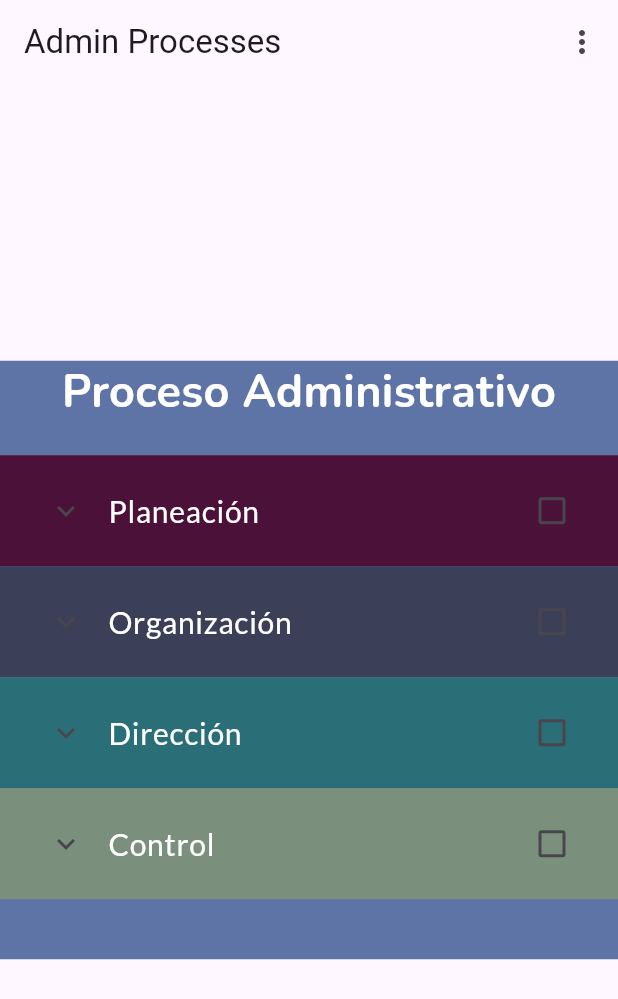
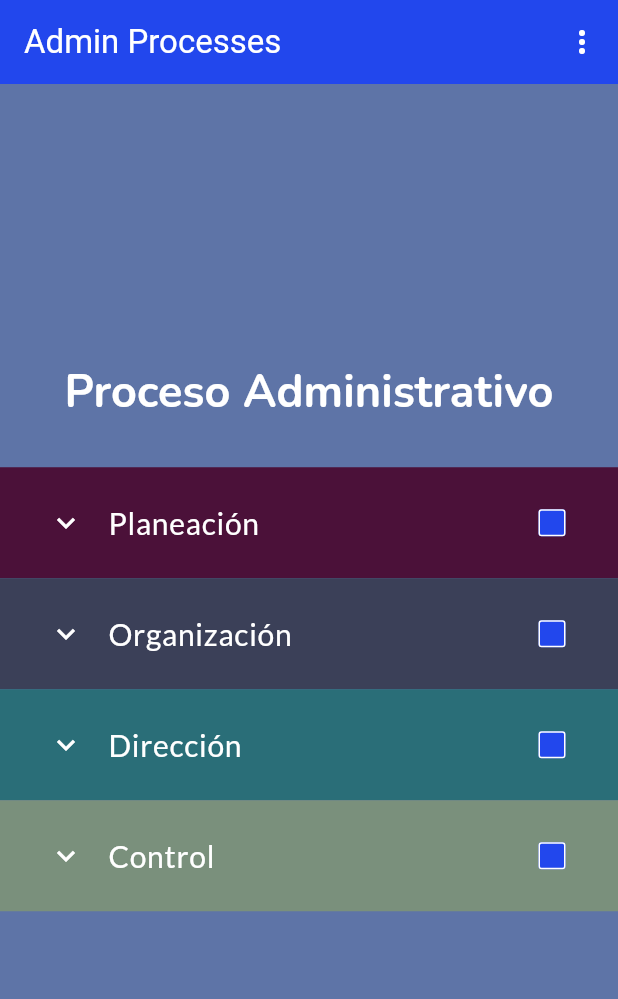
Before and after one commit to javert-galicia/admin_processes, a Flutter app: the screen it shows after launch, on a phone screen of 412 x 824 dp. Shown: the top 999 px of the screen. Run offline on Flutter 3.47's test engine with Material 3 defaults, Android fonts, the phone set to English and light mode, and no system bars.

Commit message:
Theme changing icons.

```diff
--- a/lib/main.dart
+++ b/lib/main.dart
@@ -13,14 +13,23 @@ class AdminProcessApp extends StatelessWidget {
   Widget build(BuildContext context) {
     return MaterialApp(
       scrollBehavior: AppScrollBehavior(),
-      theme: ThemeData(useMaterial3: true),
-      home:  const HomeTree(),
+      theme: ThemeData(
+        useMaterial3: true,
+        appBarTheme: const AppBarTheme(
+            backgroundColor: Color.fromRGBO(34, 71, 237, 1),
+            foregroundColor: Colors.white),
+        checkboxTheme: CheckboxThemeData(
+          fillColor: WidgetStateProperty.all(const Color.fromRGBO(34, 71, 237, 1)),side: const BorderSide(color: Colors.white),
+        ),
+        expansionTileTheme: const ExpansionTileThemeData(iconColor: Colors.white, collapsedIconColor: Colors.white ),
+      ),
+      home: const HomeTree(),
     );
   }
 }
 
 class HomeTree extends StatelessWidget {
-   const HomeTree({super.key});
+  const HomeTree({super.key});
 
   @override
   Widget build(BuildContext context) {
--- a/lib/view/process_items.dart
+++ b/lib/view/process_items.dart
@@ -42,21 +42,27 @@ class _ProcessItemsState extends State<ProcessItems> {
     checkBoxFilled(currentListSteps.length);
     backColor(k);
 
-    return Center(
+    return Stack(
+      children: [
+        Container(
+          color: backgroundColor,
+        ),
+        Center(
         child: SingleChildScrollView(
           scrollDirection: Axis.vertical,
-        child: Container(
-          color: backgroundColor,
           child: Column(
             mainAxisAlignment: MainAxisAlignment.center,
             children: [
-              Text(
+              TextButton(
+                onPressed: (){},
+                child: Text(
                   title,
                   style: TextStyle(
                     color: k%2 != 0 ? Colors.black : Colors.white,
                     fontSize: 30,
                     fontFamily: 'Nunito',
                     fontWeight: FontWeight.bold,
+                  ),
                 ),
               ),
               const SizedBox(
@@ -117,6 +123,6 @@ class _ProcessItemsState extends State<ProcessItems> {
           ),
         ),
       ),
-    );
+    ]);
   }
 }
```
Lines whose indentation alone changed are shown as unchanged.
